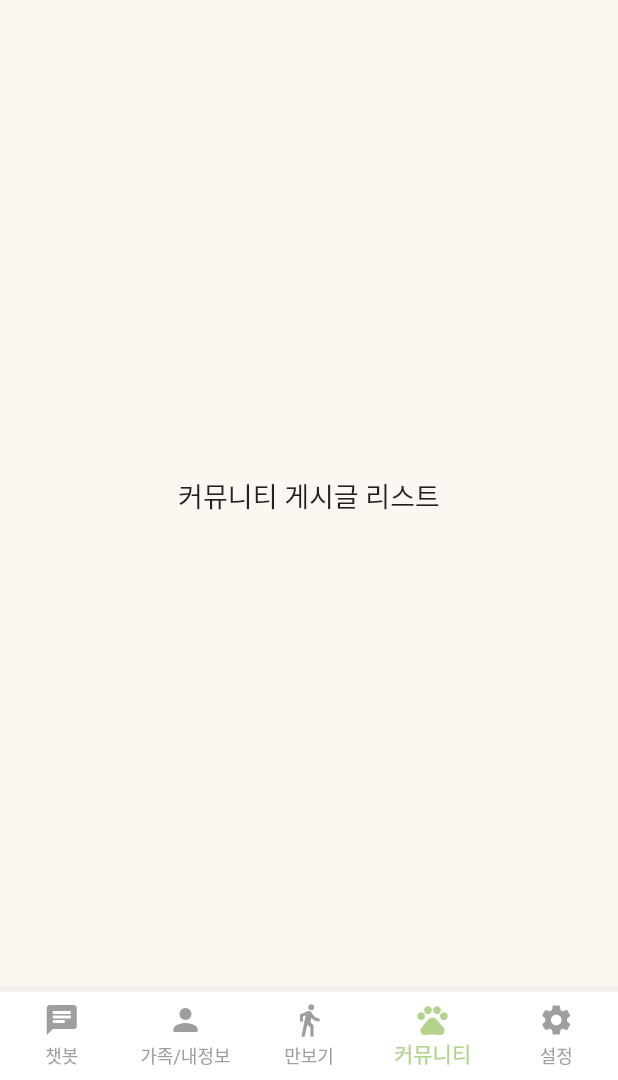
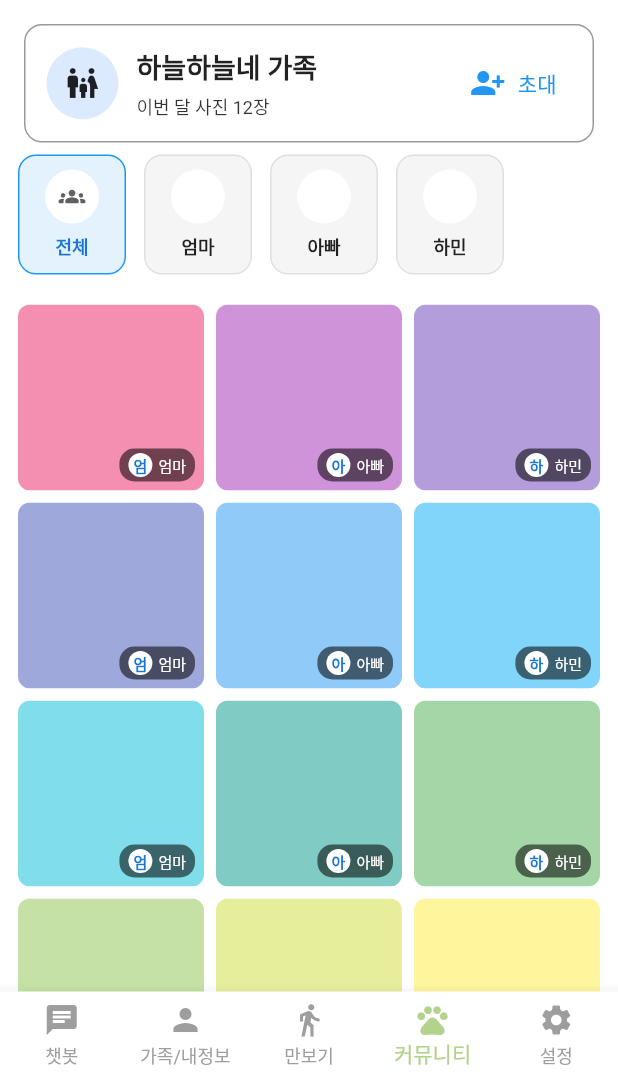
Before and after one commit to FitHouse/FitHouse-FE, a Flutter app: the screen it shows once a user with an empty profile is signed in, item 4 of the bottom bar chosen, on a phone screen of 412 x 824 dp, the part 156-1236 px from its top. Run offline on Flutter 3.47's test engine with Material 3 defaults, Android fonts, the phone set to English and light mode, and no system bars; our stand-ins replace firebase_auth, firebase_core, video_player; accounts and stored records are empty; Roboto replaces fonts that are missing (Pretendard).

Commit message:
[FEAT] 커뮤니티, 산책로 탭으로 분리

```diff
--- a/lib/screens/community_screen.dart
+++ b/lib/screens/community_screen.dart
@@ -1,16 +1,23 @@
 import 'package:flutter/material.dart';
 import '../constants/colors.dart';
+import 'community_tab.dart';
+import 'walk_tab.dart';
 
 class CommunityScreen extends StatelessWidget {
+  const CommunityScreen({super.key});
+
   @override
   Widget build(BuildContext context) {
     return DefaultTabController(
-      length: 2, // 탭 개수: 커뮤니티 / 산책로 추천
+      length: 2,
+      child: Scaffold(
+        backgroundColor: white,
+        body: SafeArea(
           child: Column(
             children: [
               Container(
-            color: white, // 탭 배경
-            child: TabBar(
+                color: white,
+                child: const TabBar(
                   labelColor: mainGreen,
                   unselectedLabelColor: grey,
                   indicatorColor: mainGreen,
@@ -20,7 +27,7 @@ class CommunityScreen extends StatelessWidget {
                   ],
                 ),
               ),
-          Expanded(
+              const Expanded(
                 child: TabBarView(
                   children: [
                     CommunityTab(),
@@ -30,32 +37,8 @@ class CommunityScreen extends StatelessWidget {
               ),
             ],
           ),
-    );
-  }
-}
-
-// 커뮤니티 탭 내용
-class CommunityTab extends StatelessWidget {
-  @override
-  Widget build(BuildContext context) {
-    return Center(
-      child: Text(
-        '커뮤니티 게시글 리스트',
-        style: TextStyle(fontSize: 18),
+        ),
       ),
     );
   }
 }
-
-// 산책로 추천 탭 내용
-class WalkTab extends StatelessWidget {
-  @override
-  Widget build(BuildContext context) {
-    return Center(
-      child: Text(
-        '산책로 추천 리스트',
-        style: TextStyle(fontSize: 18),
-      ),
-    );
-  }
-}
--- /dev/null
+++ b/lib/screens/community_tab.dart
@@ -0,0 +1,418 @@
+import 'package:flutter/material.dart';
+import 'package:flutter/services.dart';
+
+/// ===== 모델 =====
+class FamilyMember {
+  final int id;
+  final String name;
+  final String? avatarUrl;
+  const FamilyMember({required this.id, required this.name, this.avatarUrl});
+}
+
+class FamilySummary {
+  final int familyId;
+  final String familyName;
+  final String inviteCode;
+  final List<FamilyMember> members;
+  final int totalPosts;
+  final int monthlyPosts;
+  final DateTime? lastPostedAt;
+
+  const FamilySummary({
+    required this.familyId,
+    required this.familyName,
+    required this.inviteCode,
+    required this.members,
+    required this.totalPosts,
+    required this.monthlyPosts,
+    this.lastPostedAt,
+  });
+}
+
+class FeedItem {
+  final int id;
+  final int authorId; // 멤버 필터용
+  const FeedItem({required this.id, required this.authorId});
+}
+
+/// ===== 레포(지금은 더미) =====
+class CommunityRepo {
+  Future<FamilySummary> fetchFamilySummary() async {
+    // TODO: 실제 API로 교체: GET /me/family/summary
+    await Future.delayed(const Duration(milliseconds: 250));
+    const members = [
+      FamilyMember(id: 1, name: '엄마'),
+      FamilyMember(id: 2, name: '아빠'),
+      FamilyMember(id: 3, name: '하민'),
+    ];
+    return const FamilySummary(
+      familyId: 10,
+      familyName: '하늘하늘네 가족',
+      inviteCode: 'AB12CD',
+      members: members,
+      totalPosts: 73,
+      monthlyPosts: 12,
+      lastPostedAt: null,
+    );
+  }
+
+  Future<List<FeedItem>> fetchFeed(List<FamilyMember> members) async {
+    // TODO: 실제 API로 교체: GET /me/family/photos?page=...
+    await Future.delayed(const Duration(milliseconds: 200));
+    // 더미: 멤버 id 순환하면서 30개
+    return List.generate(30, (i) {
+      final m = members[i % members.length];
+      return FeedItem(id: i + 1, authorId: m.id);
+    });
+  }
+}
+
+/// ===== 메인 탭 위젯 =====
+class CommunityTab extends StatefulWidget {
+  const CommunityTab({super.key});
+
+  @override
+  State<CommunityTab> createState() => _CommunityTabState();
+}
+
+class _CommunityTabState extends State<CommunityTab>
+    with AutomaticKeepAliveClientMixin {
+  final _repo = CommunityRepo();
+  final _scroll = ScrollController();
+
+  FamilySummary? _summary;
+  List<FeedItem> _feed = [];
+  bool _loading = true;
+  int? _selectedMemberId; // null = 전체
+
+  @override
+  bool get wantKeepAlive => true;
+
+  @override
+  void initState() {
+    super.initState();
+    _load();
+  }
+
+  Future<void> _load() async {
+    setState(() => _loading = true);
+    try {
+      final s = await _repo.fetchFamilySummary();
+      final f = await _repo.fetchFeed(s.members);
+      if (!mounted) return;
+      setState(() {
+        _summary = s;
+        _feed = f;
+      });
+    } catch (e) {
+      if (!mounted) return;
+      ScaffoldMessenger.of(context)
+          .showSnackBar(SnackBar(content: Text('불러오기 실패: $e')));
+    } finally {
+      if (mounted) setState(() => _loading = false);
+    }
+  }
+
+  Future<void> _copyInvite() async {
+    if (_summary == null) return;
+    await Clipboard.setData(ClipboardData(text: _summary!.inviteCode));
+    if (!mounted) return;
+    ScaffoldMessenger.of(context)
+        .showSnackBar(const SnackBar(content: Text('초대 코드가 복사됐어요')));
+  }
+
+  @override
+  Widget build(BuildContext context) {
+    super.build(context);
+
+    if (_loading) {
+      return const Center(child: CircularProgressIndicator());
+    }
+    final s = _summary!;
+    final filtered = _selectedMemberId == null
+        ? _feed
+        : _feed.where((e) => e.authorId == _selectedMemberId).toList();
+
+    return RefreshIndicator(
+      onRefresh: _load,
+      child: CustomScrollView(
+        controller: _scroll,
+        slivers: [
+          // 헤더: 가족 타이틀 + 초대 버튼
+          SliverToBoxAdapter(
+            child: Padding(
+              padding: const EdgeInsets.fromLTRB(16, 16, 16, 8),
+              child: _FamilyHeader(
+                familyName: '${s.familyName}',
+                subtitle: '이번 달 사진 ${s.monthlyPosts}장',
+                onInviteTap: _copyInvite,
+              ),
+            ),
+          ),
+          // 멤버 캐러셀
+          SliverToBoxAdapter(
+            child: _MemberCarousel(
+              members: s.members,
+              selectedMemberId: _selectedMemberId,
+              onSelect: (id) => setState(() => _selectedMemberId = id),
+            ),
+          ),
+          const SliverToBoxAdapter(child: SizedBox(height: 8)),
+          // 3열 그리드(더미)
+          SliverPadding(
+            padding: const EdgeInsets.all(12),
+            sliver: SliverGrid(
+              gridDelegate: const SliverGridDelegateWithFixedCrossAxisCount(
+                crossAxisCount: 3,
+                crossAxisSpacing: 8,
+                mainAxisSpacing: 8,
+                childAspectRatio: 1,
+              ),
+              delegate: SliverChildBuilderDelegate(
+                    (context, index) {
+                  final item = filtered[index];
+                  final color = Colors
+                      .primaries[item.id % Colors.primaries.length]
+                      .shade200;
+                  return InkWell(
+                    borderRadius: BorderRadius.circular(8),
+                    onTap: () {
+                      // TODO: 상세로 이동
+                    },
+                    child: ClipRRect(
+                      borderRadius: BorderRadius.circular(8),
+                      child: Stack(
+                        fit: StackFit.expand,
+                        children: [
+                          Container(color: color),
+                          Positioned(
+                            right: 6,
+                            bottom: 6,
+                            child: _MiniMemberBadge(
+                              member: s.members
+                                  .firstWhere((m) => m.id == item.authorId),
+                            ),
+                          ),
+                        ],
+                      ),
+                    ),
+                  );
+                },
+                childCount: filtered.length,
+              ),
+            ),
+          ),
+          const SliverToBoxAdapter(child: SizedBox(height: 16)),
+        ],
+      ),
+    );
+  }
+}
+
+/// ===== 헤더 위젯 =====
+class _FamilyHeader extends StatelessWidget {
+  const _FamilyHeader({
+    required this.familyName,
+    required this.subtitle,
+    required this.onInviteTap,
+  });
+
+  final String familyName;
+  final String subtitle;
+  final VoidCallback onInviteTap;
+
+  @override
+  Widget build(BuildContext context) {
+    return Container(
+      padding: const EdgeInsets.all(14),
+      decoration: BoxDecoration(
+        color: Theme.of(context).colorScheme.surface,
+        borderRadius: BorderRadius.circular(12),
+        border: Border.all(
+          color: Theme.of(context).dividerColor.withOpacity(0.4),
+        ),
+      ),
+      child: Row(
+        children: [
+          Container(
+            width: 48,
+            height: 48,
+            decoration: const BoxDecoration(
+              color: Color(0xFFDBEAFE), // 연파랑
+              shape: BoxShape.circle,
+            ),
+            child: const Icon(Icons.family_restroom),
+          ),
+          const SizedBox(width: 12),
+          Expanded(
+            child: Column(
+              crossAxisAlignment: CrossAxisAlignment.start,
+              children: [
+                Text(familyName,
+                    style: const TextStyle(
+                        fontSize: 18, fontWeight: FontWeight.w700)),
+                const SizedBox(height: 4),
+                Text(
+                  subtitle,
+                  style: TextStyle(
+                    fontSize: 12,
+                    color: Theme.of(context)
+                        .textTheme
+                        .bodySmall
+                        ?.color
+                        ?.withOpacity(0.8),
+                  ),
+                ),
+              ],
+            ),
+          ),
+          TextButton.icon(
+            onPressed: onInviteTap,
+            style: TextButton.styleFrom(
+              padding:
+              const EdgeInsets.symmetric(horizontal: 10, vertical: 8),
+              shape: RoundedRectangleBorder(
+                borderRadius: BorderRadius.circular(10),
+              ),
+            ),
+            icon: const Icon(Icons.person_add_alt_1),
+            label: const Text('초대'),
+          ),
+        ],
+      ),
+    );
+  }
+}
+
+/// ===== 멤버 캐러셀/칩 =====
+class _MemberCarousel extends StatelessWidget {
+  const _MemberCarousel({
+    required this.members,
+    required this.selectedMemberId,
+    required this.onSelect,
+  });
+
+  final List<FamilyMember> members;
+  final int? selectedMemberId; // null = 전체
+  final ValueChanged<int?> onSelect;
+
+  @override
+  Widget build(BuildContext context) {
+    final items = <Widget>[
+      _MemberChip(
+        label: '전체',
+        selected: selectedMemberId == null,
+        onTap: () => onSelect(null),
+        icon: Icons.groups_rounded,
+      ),
+      ...members.map((m) => _MemberChip(
+        label: m.name,
+        selected: selectedMemberId == m.id,
+        onTap: () => onSelect(m.id),
+      )),
+    ];
+
+    return SizedBox(
+      height: 80,
+      child: ListView.separated(
+        padding: const EdgeInsets.symmetric(horizontal: 12),
+        scrollDirection: Axis.horizontal,
+        itemBuilder: (_, i) => items[i],
+        separatorBuilder: (_, __) => const SizedBox(width: 12),
+        itemCount: items.length,
+      ),
+    );
+  }
+}
+
+class _MemberChip extends StatelessWidget {
+  const _MemberChip({
+    required this.label,
+    required this.selected,
+    required this.onTap,
+    this.icon,
+  });
+
+  final String label;
+  final bool selected;
+  final VoidCallback onTap;
+  final IconData? icon;
+
+  @override
+  Widget build(BuildContext context) {
+    final bg = selected ? Colors.blue.shade50 : Colors.grey.shade100;
+    final border = selected ? Colors.blue : Colors.grey.shade300;
+    final textColor = selected ? Colors.blue.shade700 : Colors.black87;
+
+    return InkWell(
+      borderRadius: BorderRadius.circular(12),
+      onTap: onTap,
+      child: Container(
+        width: 72,
+        padding: const EdgeInsets.symmetric(horizontal: 8, vertical: 6),
+        decoration: BoxDecoration(
+          color: bg,
+          borderRadius: BorderRadius.circular(12),
+          border: Border.all(color: border),
+        ),
+        child: Column(
+          mainAxisAlignment: MainAxisAlignment.center,
+          children: [
+            CircleAvatar(
+              radius: 18,
+              backgroundColor: Colors.white,
+              child: icon != null
+                  ? Icon(icon, size: 18, color: Colors.grey.shade700)
+                  : null,
+            ),
+            const SizedBox(height: 6),
+            Text(
+              label,
+              maxLines: 1,
+              overflow: TextOverflow.ellipsis,
+              style: TextStyle(
+                  fontSize: 12, fontWeight: FontWeight.w600, color: textColor),
+            ),
+          ],
+        ),
+      ),
+    );
+  }
+}
+
+/// ===== 우하단 미니 배지 =====
+class _MiniMemberBadge extends StatelessWidget {
+  const _MiniMemberBadge({required this.member});
+
+  final FamilyMember member;
+
+  @override
+  Widget build(BuildContext context) {
+    final nameTrim = member.name.trim();
+    final initials = nameTrim.isEmpty ? '?' : nameTrim[0];
+    return Container(
+      padding: const EdgeInsets.symmetric(horizontal: 6, vertical: 3),
+      decoration: BoxDecoration(
+        color: Colors.black.withOpacity(0.55),
+        borderRadius: BorderRadius.circular(10),
+      ),
+      child: Row(
+        children: [
+          CircleAvatar(
+            radius: 8,
+            backgroundColor: Colors.white,
+            child: Text(
+              initials,
+              style: const TextStyle(fontSize: 10, fontWeight: FontWeight.bold),
+            ),
+          ),
+          const SizedBox(width: 4),
+          Text(
+            member.name,
+            style: const TextStyle(fontSize: 10, color: Colors.white),
+          ),
+        ],
+      ),
+    );
+  }
+}
--- /dev/null
+++ b/lib/screens/walk_tab.dart
@@ -0,0 +1,10 @@
+import 'package:flutter/material.dart';
+
+class WalkTab extends StatelessWidget {
+  const WalkTab({super.key});
+
+  @override
+  Widget build(BuildContext context) {
+    return const Center(child: Text('산책로 추천 리스트'));
+  }
+}
```
Lines whose indentation alone changed are shown as unchanged.
